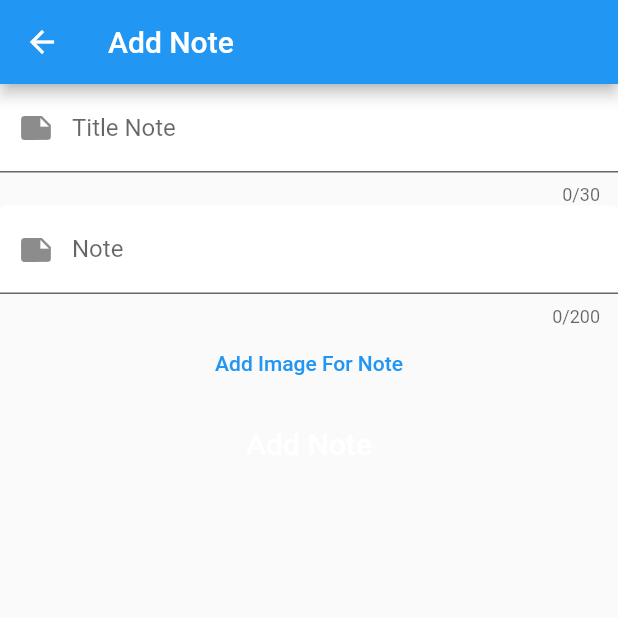
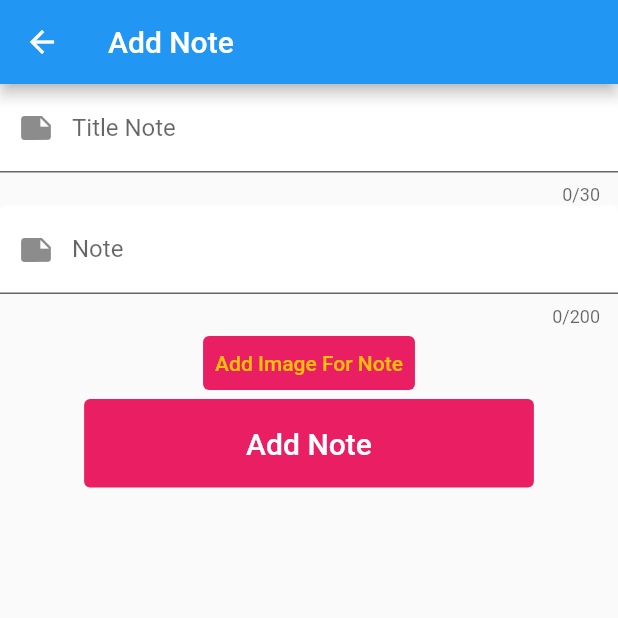
Before and after one commit to MohamedAhmedSD/firebase_wah, a Flutter app: the AddNotes screen opened by its route, on a phone screen of 412 x 824 dp, the top half of it. Run offline on Flutter 3.47's test engine with Material 2 defaults, Android fonts, the phone set to English and light mode, and no system bars; our stand-ins replace awesome_dialog, cloud_firestore, firebase_auth, firebase_core, firebase_messaging, firebase_storage and 2 more; missing offline and left inert: github_signin_promax; accounts and stored records are empty.

Commit message:
[app note - btn to pink]

```diff
--- a/lib/noteapp/crud/addnotes.dart
+++ b/lib/noteapp/crud/addnotes.dart
@@ -113,13 +113,26 @@ class _AddNotesState extends State<AddNotes> {
                   onPressed: () {
                     showBottomSheet(context);
                   },
+                  style: TextButton.styleFrom(
+                    foregroundColor: Colors.pink,
+                    backgroundColor: Colors.pink,
+                    iconColor: Colors.pink,
+                  ),
                   // textColor: Colors.white,
-                  child: Text("Add Image For Note"),
+                  child: Text(
+                    "Add Image For Note",
+                    style: TextStyle(color: Colors.amber),
+                  ),
                 ),
                 TextButton(
                   onPressed: () async {
                     await addNotes(context);
                   },
+                  style: TextButton.styleFrom(
+                    foregroundColor: Colors.pink,
+                    backgroundColor: Colors.pink,
+                    iconColor: Colors.pink,
+                  ),
                   // textColor: Colors.white,
                   // padding: EdgeInsets.symmetric(horizontal: 100, vertical: 10),
                   child: Padding(
```
Also changed, not shown: lib/noteapp/crud/editnotes.dart (+16 -2 lines).
